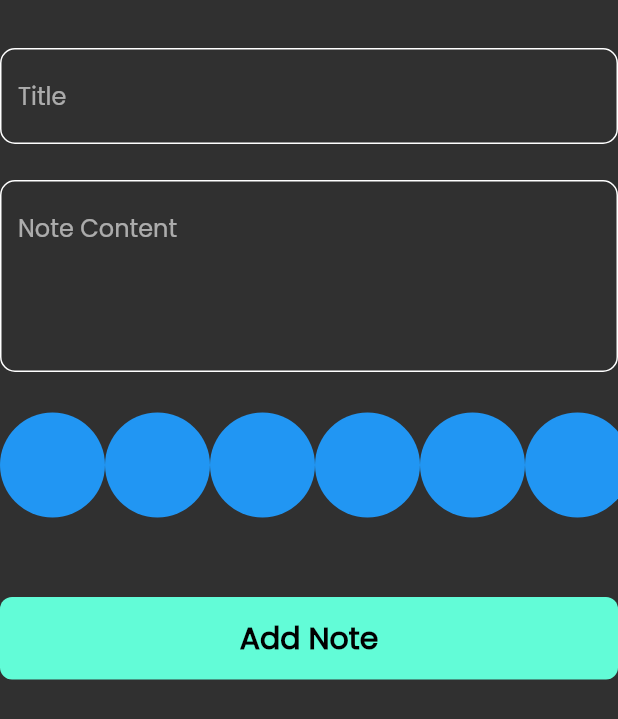
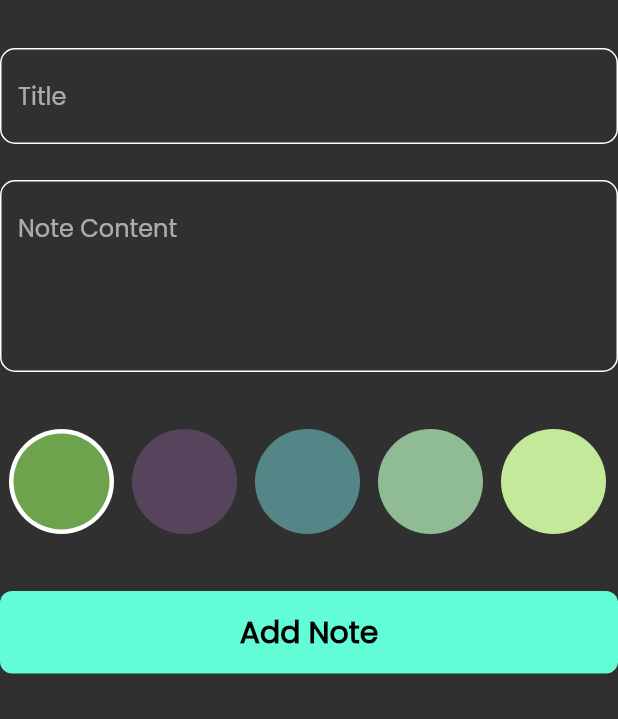
Before and after one commit to thekasho/notes_app_learning, a Flutter app: the AddNoteForm widget shown alone on an empty page, opened directly, on a phone screen of 412 x 824 dp. Shown: the top 719 px of the screen. Run offline on Flutter 3.47's test engine with Material 2 defaults, Android fonts, the phone set to English and light mode, and no system bars; our stand-ins replace bloc, flutter_bloc, font_awesome_flutter, hive, hive_flutter; accounts and stored records are empty.

Commit message:
add color lists view and update selected color

```diff
--- a/lib/views/widgets/add_note_form.dart
+++ b/lib/views/widgets/add_note_form.dart
@@ -45,9 +45,9 @@
               subtitle = value;
             },
           ),
-          const SizedBox(height: 24.0),
+          const SizedBox(height: 35.0),
           const ColorsListView(),
-          const SizedBox(height: 50.0),
+          const SizedBox(height: 35.0),
           BlocBuilder<AddNoteCubit, AddNoteState>(
             builder: (context, state) {
               return CustomButton(
--- a/lib/views/widgets/colors_list_view.dart
+++ b/lib/views/widgets/colors_list_view.dart
@@ -1,28 +1,68 @@
 import 'package:flutter/material.dart';
 
 class ColorItem extends StatelessWidget {
-  const ColorItem({Key? key}) : super(key: key);
+  const ColorItem({Key? key, required this.isActive, required this.color}) : super(key: key);
+
+  final bool isActive;
+  final Color color;
 
   @override
   Widget build(BuildContext context) {
-    return const CircleAvatar(
-      radius: 35,
-      backgroundColor: Colors.blue,
-    );
+    return isActive
+        ? CircleAvatar(
+            backgroundColor: Colors.white,
+            radius: 35,
+            child: CircleAvatar(
+              radius: 32,
+              backgroundColor: color,
+            ),
+          )
+        : CircleAvatar(
+            radius: 35,
+            backgroundColor: color,
+          );
   }
 }
 
-class ColorsListView extends StatelessWidget {
+class ColorsListView extends StatefulWidget {
   const ColorsListView({Key? key}) : super(key: key);
+
+  @override
+  State<ColorsListView> createState() => _ColorsListViewState();
+}
+
+class _ColorsListViewState extends State<ColorsListView> {
+
+  int currentIndex = 0;
+
+  List<Color> colors = const [
+    Color(0xff6DA34D),
+    Color(0xff56445D),
+    Color(0xff548687),
+    Color(0xff8FBC94),
+    Color(0xffC5E99B),
+  ];
 
   @override
   Widget build(BuildContext context) {
     return SizedBox(
       height: 38 * 2,
       child: ListView.builder(
-        itemCount: 10,
+        itemCount: colors.length,
         scrollDirection: Axis.horizontal,
-        itemBuilder: (context, index) => const ColorItem(),
+        itemBuilder: (context, index) => Padding(
+          padding: const EdgeInsets.symmetric(horizontal: 6.0),
+          child: GestureDetector(
+            onTap: (){
+              currentIndex = index;
+              setState(() {});
+            },
+            child: ColorItem(
+              color: colors[index],
+              isActive: currentIndex == index,
+            ),
+          ),
+        ),
       ),
     );
   }
```
